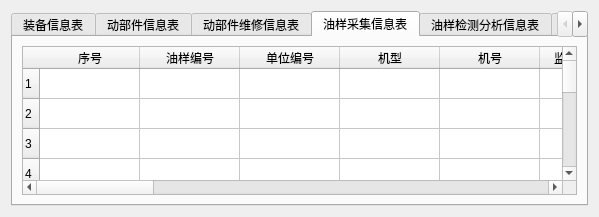
The window that ButtomWindow.ui (WooodHead/labelling3) describes before a commit, drawn with Qt 5.
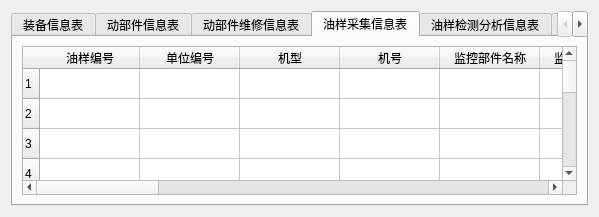
The same window after the commit. The open tabs and pages were chosen to show the change.

```diff
--- a/ButtomWindow.ui
+++ b/ButtomWindow.ui
@@ -435,11 +435,6 @@
            <string>11</string>
           </property>
          </row>
-         <column>
-          <property name="text">
-           <string>序号</string>
-          </property>
-         </column>
          <column>
           <property name="text">
            <string>油样编号</string>
@@ -549,40 +544,16 @@
           <property name="text">
            <string/>
           </property>
-          <property name="textAlignment">
-           <set>AlignHCenter|AlignVCenter|AlignCenter</set>
-          </property>
-         </item>
-         <item row="0" column="1">
-          <property name="text">
-           <string/>
-          </property>
          </item>
          <item row="1" column="0">
           <property name="text">
            <string/>
           </property>
-          <property name="textAlignment">
-           <set>AlignHCenter|AlignVCenter|AlignCenter</set>
-          </property>
-         </item>
-         <item row="1" column="1">
-          <property name="text">
-           <string/>
-          </property>
          </item>
          <item row="2" column="0">
           <property name="text">
            <string/>
           </property>
-          <property name="textAlignment">
-           <set>AlignHCenter|AlignVCenter|AlignCenter</set>
-          </property>
-         </item>
-         <item row="2" column="1">
-          <property name="text">
-           <string/>
-          </property>
          </item>
         </widget>
        </item>
```
Left out of the diff: 42 changed lines with no effect on the pictures.
